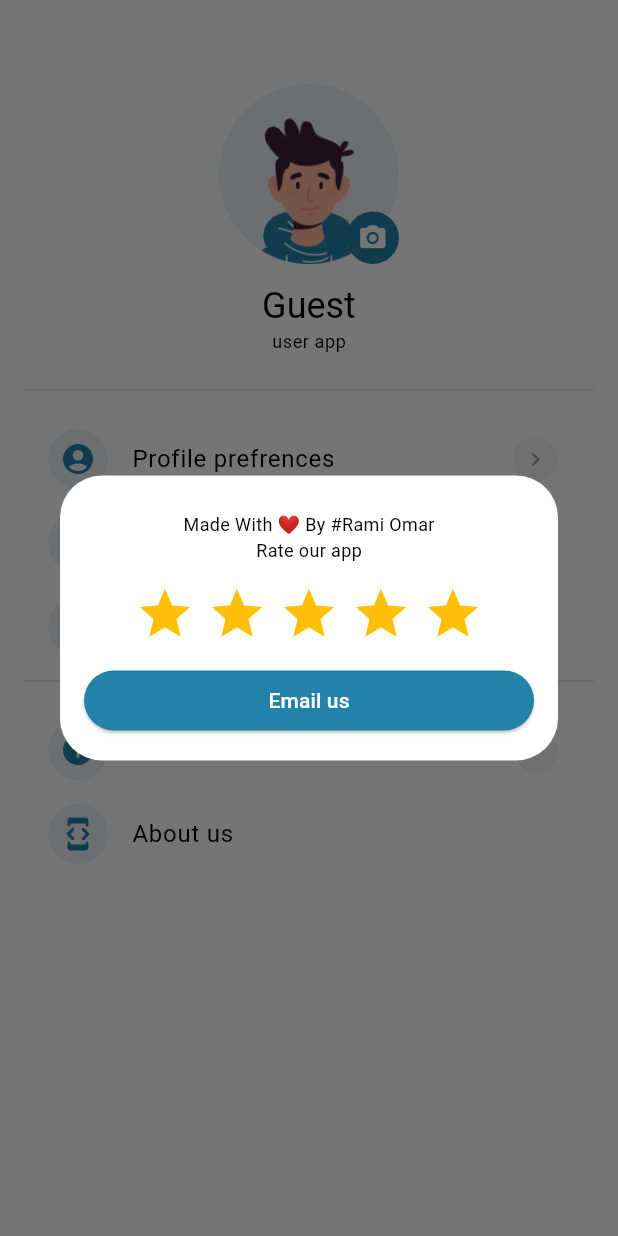
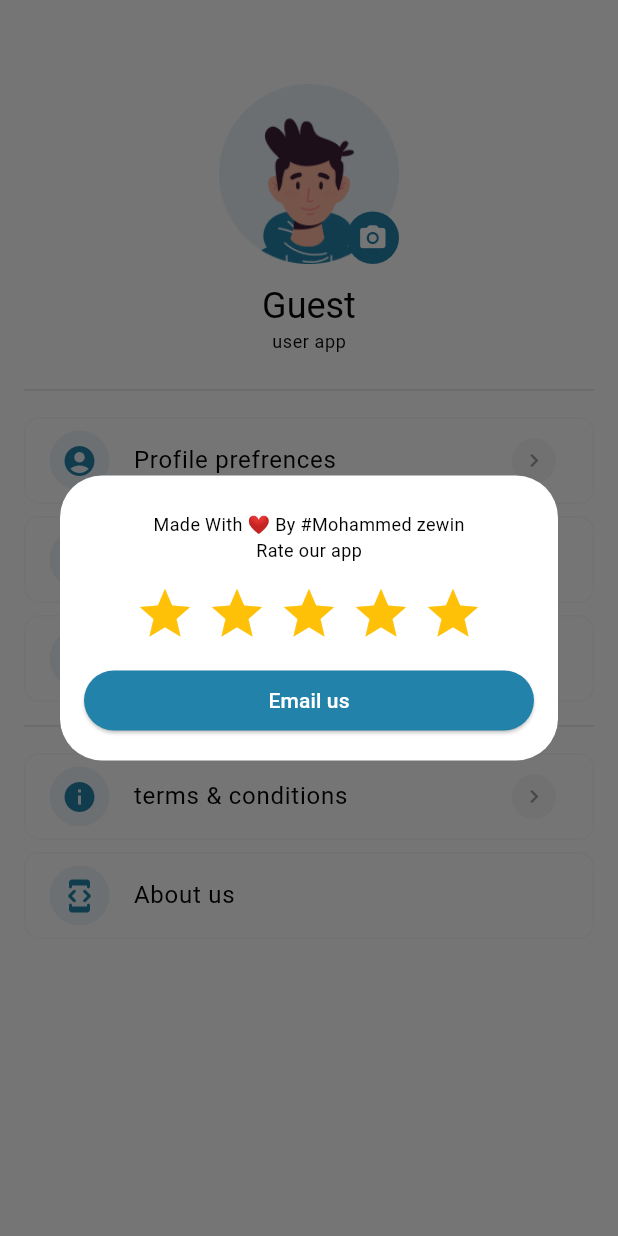
Before and after one commit to mohamedzewin01/Rabbit-Shop, a Flutter app: the Profile screen opened by its route, after a tap on "About us", on a phone screen of 412 x 824 dp. Run offline on Flutter 3.47's test engine with Material 3 defaults, Android fonts, the phone set to English and light mode, and no system bars; drawn by our look-alikes of flutter_rating_bar; our stand-ins replace bloc, cached_network_image, carousel_slider, device_info_plus, dio, flutter_bloc and 9 more; missing offline and left inert: flutter_email_sender; accounts and stored records are empty; generated files the repository leaves out were written again; network calls fail.

Commit message:
Rabbit shop category ui

```diff
--- a/lib/constants/appConstantsApi.dart
+++ b/lib/constants/appConstantsApi.dart
@@ -1,8 +1,3 @@
 class AppConstantsApi {
-  //The free API was used in the released version =>
-  //static const String BASE_URL ="https://world.openfoodfacts.org/api/v2";
-
-  static const String BASE_URL = "YOUR_API_PREFIX";
-  static const String API_KEY = "YOUR_API_KEY"; //IF_EXIST
-  static const String projectOwnerName = "Rami Omar";
+  static const String projectOwnerName = "Mohammed zewin";
 }
--- a/lib/core/resources/app_constants.dart
+++ b/lib/core/resources/app_constants.dart
@@ -1,5 +1,6 @@
 import 'package:flutter/material.dart';
 
+import '../../features/cart/presentation/pages/guest_user_cart.dart';
 import '../../features/categories/presentation/pages/categories.dart';
 import '../../features/home/presentation/pages/home_view.dart';
 import '../../features/profile/presentation/pages/profile.dart';
@@ -9,7 +10,7 @@ class AppConstants {
   static const viewOptions = <Widget>[
     HomeView(),
     Categories(),
-    Scaffold(),
+    GuestUserCart(),
     Profile(),
   ];
 }
--- a/lib/core/resources/routes_manager.dart
+++ b/lib/core/resources/routes_manager.dart
@@ -1,11 +1,11 @@
 import 'package:flutter/material.dart';
 
+import '../../features/auth/presentation/pages/registration.dart';
 import '../../features/categories/presentation/pages/categories.dart';
 import '../../features/home/presentation/pages/home_view.dart';
 import '../../features/layout/presentation/pages/layout_view.dart';
 import '../../features/profile/presentation/pages/profile.dart';
-import '../../views/registration.dart';
-import '../../views/splash.dart';
+import '../../splash.dart';
 import '../../welcome.dart';
 
 class RoutesManager {
--- a/lib/views/registration.dart
+++ b/lib/features/auth/presentation/pages/registration.dart
@@ -4,7 +4,7 @@ import 'package:get/route_manager.dart';
 import 'package:grocery_app/core/resources/color_manager.dart';
 import 'package:grocery_app/core/resources/routes_manager.dart';
 
-import '../generated/assets.dart';
+import '../../../../generated/assets.dart';
 
 class RegistrationScreen extends StatelessWidget {
   const RegistrationScreen({super.key});
--- a/lib/features/home/presentation/pages/home_view.dart
+++ b/lib/features/home/presentation/pages/home_view.dart
@@ -3,6 +3,7 @@ import 'package:flutter_bloc/flutter_bloc.dart';
 import 'package:grocery_app/features/home/presentation/manager/home_cubit.dart';
 
 import '../../../../core/widgets/see_all_view.dart';
+import '../../../layout/presentation/cubit/layout_cubit.dart';
 import '../widgets/app_bar_body.dart';
 import '../widgets/carousel.dart';
 import '../widgets/grid_categories.dart';
@@ -36,7 +37,7 @@ class HomeView extends StatelessWidget {
                         context: context,
                         name: "Categories 🛍️",
                         onTapAction: () {
-                          /// TODO: ALL Categories
+                          LayoutCubit.get(context).changeIndex(1);
                         }),
                     SizedBox(
                       height: 16,
--- a/lib/features/profile/presentation/pages/profile.dart
+++ b/lib/features/profile/presentation/pages/profile.dart
@@ -2,10 +2,11 @@ import 'package:flutter/material.dart';
 import 'package:flutter_email_sender/flutter_email_sender.dart';
 import 'package:flutter_rating_bar/flutter_rating_bar.dart';
 import 'package:get/get.dart';
+import 'package:grocery_app/core/resources/color_manager.dart';
 
 import '../../../../constants/appConstantsApi.dart';
 import '../../../../generated/assets.dart';
-import '../../../../views/common_widgets/profileList.dart';
+import '../widgets/profileList.dart';
 
 class Profile extends StatelessWidget {
   const Profile({super.key});
@@ -13,7 +14,7 @@ class Profile extends StatelessWidget {
   static final Email email = Email(
     body: '',
     subject: 'subject',
-    recipients: ['rami.omar.ayache@gmail.com'],
+    recipients: ['mohammedzewin01@gmail.com'],
     isHTML: false,
   );
 
@@ -46,7 +47,7 @@ class Profile extends StatelessWidget {
                       height: 35,
                       decoration: BoxDecoration(
                           borderRadius: BorderRadius.circular(100),
-                          color: Get.theme.primaryColor),
+                          color: ColorManager.primaryColor),
                       child: const Icon(
                         Icons.camera_alt_rounded,
                         color: Colors.white,
@@ -92,8 +93,9 @@ class Profile extends StatelessWidget {
                   icon: Icons.developer_mode_rounded,
                   endIcon: false,
                   onPress: () {
-                    Get.dialog(
-                      Dialog(
+                    showDialog(
+                      context: context,
+                      builder: (context) => Dialog(
                         child: Container(
                           padding: EdgeInsets.all(16.0),
                           child: Column(
@@ -143,9 +145,8 @@ class Profile extends StatelessWidget {
                                   Expanded(
                                     flex: 1,
                                     child: ElevatedButton(
-                                      onPressed: () async => {
-                                        await Get.to(() =>
-                                            FlutterEmailSender.send(email))
+                                      onPressed: () async {
+                                        await FlutterEmailSender.send(email);
                                       }, // Close the dialog
                                       style: ElevatedButton.styleFrom(
                                         backgroundColor: Get.theme.primaryColor,
--- /dev/null
+++ b/lib/features/profile/presentation/widgets/profileList.dart
@@ -0,0 +1,60 @@
+import 'package:flutter/material.dart';
+import 'package:grocery_app/core/resources/color_manager.dart';
+
+class ProfileMenuWidget extends StatelessWidget {
+  const ProfileMenuWidget({
+    super.key,
+    required this.title,
+    required this.icon,
+    required this.onPress,
+    this.endIcon = true,
+    this.textColor,
+  });
+
+  final String title;
+  final IconData icon;
+  final VoidCallback onPress;
+  final bool endIcon;
+  final Color? textColor;
+
+  @override
+  Widget build(BuildContext context) {
+    var iconColor = ColorManager.primaryColor;
+
+    return Padding(
+      padding: const EdgeInsets.only(bottom: 8.0),
+      child: ListTile(
+        onTap: onPress,
+        shape: OutlineInputBorder(
+          borderSide: BorderSide(
+            color: Colors.grey.withAlpha(20),
+          ),
+          borderRadius: BorderRadius.circular(10),
+        ),
+        leading: Container(
+          width: 40,
+          height: 40,
+          decoration: BoxDecoration(
+            borderRadius: BorderRadius.circular(100),
+            color: iconColor.withAlpha(20),
+          ),
+          child: Icon(icon, color: iconColor),
+        ),
+        title: Text(title,
+            style:
+                Theme.of(context).textTheme.bodyLarge?.apply(color: textColor)),
+        trailing: endIcon
+            ? Container(
+                width: 30,
+                height: 30,
+                decoration: BoxDecoration(
+                  borderRadius: BorderRadius.circular(100),
+                  color: Colors.grey.withAlpha(20),
+                ),
+                child: const Icon(Icons.chevron_right_rounded,
+                    size: 18.0, color: Colors.grey))
+            : null,
+      ),
+    );
+  }
+}
--- a/lib/views/splash.dart
+++ b/lib/splash.dart
@@ -1,8 +1,8 @@
 import 'package:flutter/material.dart';
 import 'package:grocery_app/core/resources/color_manager.dart';
 
-import '../core/resources/routes_manager.dart';
-import '../generated/assets.dart';
+import 'core/resources/routes_manager.dart';
+import 'generated/assets.dart';
 
 class SplashScreen extends StatefulWidget {
   const SplashScreen({super.key});
--- a/lib/views/common_widgets/profileList.dart
+++ /dev/null
@@ -1,51 +0,0 @@
-import 'package:flutter/material.dart';
-import 'package:get/get.dart';
-
-class ProfileMenuWidget extends StatelessWidget {
-  const ProfileMenuWidget({
-    Key? key,
-    required this.title,
-    required this.icon,
-    required this.onPress,
-    this.endIcon = true,
-    this.textColor,
-  }) : super(key: key);
-
-  final String title;
-  final IconData icon;
-  final VoidCallback onPress;
-  final bool endIcon;
-  final Color? textColor;
-
-  @override
-  Widget build(BuildContext context) {
-    var iconColor = Get.theme.primaryColor;
-
-    return ListTile(
-      onTap: onPress,
-      leading: Container(
-        width: 40,
-        height: 40,
-        decoration: BoxDecoration(
-          borderRadius: BorderRadius.circular(100),
-          color: iconColor.withOpacity(0.1),
-        ),
-        child: Icon(icon, color: iconColor),
-      ),
-      title: Text(title,
-          style:
-              Theme.of(context).textTheme.bodyLarge?.apply(color: textColor)),
-      trailing: endIcon
-          ? Container(
-              width: 30,
-              height: 30,
-              decoration: BoxDecoration(
-                borderRadius: BorderRadius.circular(100),
-                color: Colors.grey.withOpacity(0.1),
-              ),
-              child: const Icon(Icons.chevron_right_rounded,
-                  size: 18.0, color: Colors.grey))
-          : null,
-    );
-  }
-}
--- a/pubspec.yaml
+++ b/pubspec.yaml
@@ -68,6 +68,8 @@ dependencies:
   firebase_analytics: ^11.3.6
   firebase_crashlytics: ^4.2.0
   flutter_bloc: ^9.0.0
+  device_preview: ^1.2.0
+
 
 
 flutter_launcher_icons:
```
Also changed, not shown: lib/features/cart/presentation/pages/guest_user_cart.dart (added, +83 -0 lines), lib/features/categories/presentation/pages/categories.dart (+4 -48 lines), lib/features/categories/presentation/widgets/app_bar_categories.dart (added, +50 -0 lines), lib/main.dart (+8 -3 lines), lib/utils/helper.dart (+50 -50 lines), assets/images/closed_cart.png (added), lib/generated/assets.dart, pubspec.lock, 2 other files.
